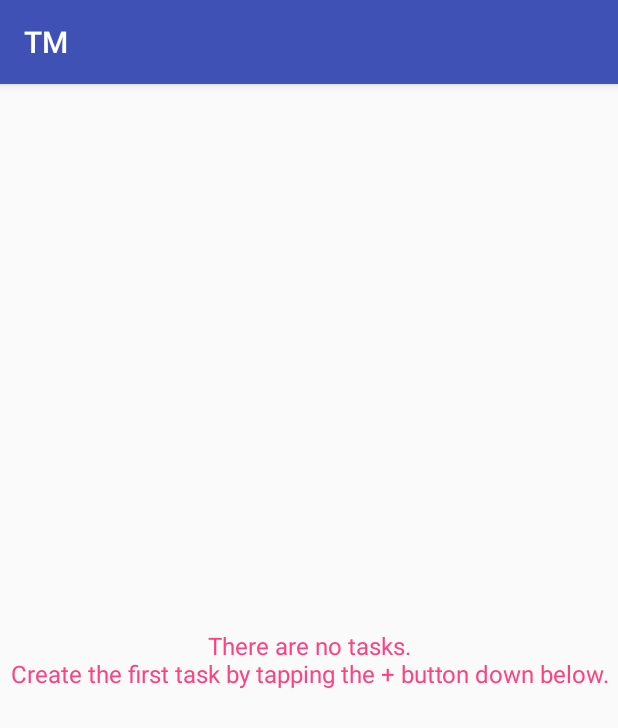
After one commit to i3li/TM, an Android app: the TasksActivity screen opened directly, with no data from a screen before it, on a phone screen of 412 x 824 dp. The commit adds this screen. Shown: the top 728 px of the screen. Run offline under Robolectric (Android 15) with nearby library versions, the phone set to English and light mode, and no system bars; our stand-ins replace Firebase (no records; nobody signed in at launch, a user with empty details on screens opened directly).

Commit message:
Add tasks UI

```diff
--- a/app/src/main/AndroidManifest.xml
+++ b/app/src/main/AndroidManifest.xml
@@ -16,6 +16,7 @@
                 <category android:name="android.intent.category.LAUNCHER" />
             </intent-filter>
         </activity>
+        <activity android:name=".TasksActivity"></activity>
     </application>
 
 </manifest>
--- /dev/null
+++ b/app/src/main/java/com/project/csc440/tm/TasksActivity.java
@@ -0,0 +1,80 @@
+package com.project.csc440.tm;
+
+import android.support.v7.app.AppCompatActivity;
+import android.os.Bundle;
+import android.support.v7.widget.LinearLayoutManager;
+import android.support.v7.widget.RecyclerView;
+import android.view.View;
+import android.widget.Button;
+import android.widget.LinearLayout;
+import android.widget.TextView;
+
+import com.firebase.ui.database.FirebaseRecyclerOptions;
+import com.google.firebase.auth.FirebaseAuth;
+import com.google.firebase.auth.FirebaseUser;
+import com.google.firebase.database.DatabaseReference;
+import com.google.firebase.database.FirebaseDatabase;
+import com.google.firebase.database.Query;
+
+public class TasksActivity extends AppCompatActivity {
+
+    // Constants
+    /**
+     * TAG's constants are used for debugging purposes.
+     * We use them as the first parameters in Log.x methods to indicate the class name.
+     */
+    private static final String TAG = TasksActivity.class.getName();
+
+    // Views
+    /* ------- Empty list of tasks ------- */
+    private TextView noTasksTextView;
+    /* -----                         ----- */
+
+    /* ----- Not empty list of tasks ----- */
+    private RecyclerView tasksRecyclerView;
+    /* -----                         ----- */
+
+    private FirebaseDatabase database = FirebaseDatabase.getInstance();
+    private TasksAdapter adapter;
+
+    @Override
+    protected void onCreate(Bundle savedInstanceState) {
+        super.onCreate(savedInstanceState);
+        setContentView(R.layout.activity_tasks);
+    }
+
+    /**
+     * A helper method that initializes all UI properties.
+     */
+    private void setupViews() {
+        noTasksTextView = findViewById(R.id.tv_no_tasks);
+        tasksRecyclerView = findViewById(R.id.rv_tasks);
+    }
+
+    /**
+     * A helper method that displays the no tasks text view, and hides the list of tasks.
+     */
+    private void setupViewsForEmptyList() {
+        tasksRecyclerView.setVisibility(View.GONE);
+        noTasksTextView.setVisibility(View.VISIBLE);
+    }
+
+    /**
+     * A helper method that hides the no tasks text view, and displays the list of tasks.
+     * After that, this method loads all tasks that are in the group.
+     */
+    private void setupViewsForTasks() {
+        noTasksTextView.setVisibility(View.GONE);
+        tasksRecyclerView.setVisibility(View.VISIBLE);
+        loadTasks();
+    }
+
+    /**
+     * A helper method for loading tasks into the recycler view.
+     */
+    private void loadTasks() {
+        // Query for tasks that in the group
+
+    }
+
+}
--- /dev/null
+++ b/app/src/main/res/layout/activity_tasks.xml
@@ -0,0 +1,28 @@
+<?xml version="1.0" encoding="utf-8"?>
+<FrameLayout xmlns:android="http://schemas.android.com/apk/res/android"
+    xmlns:app="http://schemas.android.com/apk/res-auto"
+    xmlns:tools="http://schemas.android.com/tools"
+    android:layout_width="match_parent"
+    android:layout_height="match_parent"
+    tools:context=".TasksActivity">
+
+    <TextView
+        android:id="@+id/tv_no_tasks"
+        android:layout_width="wrap_content"
+        android:layout_height="wrap_content"
+        android:text="@string/no_tasks"
+        android:layout_gravity="center"
+        android:textAlignment="center"
+        android:textSize="16sp"
+        android:textColor="@color/colorAccent"
+        android:visibility="visible" />
+
+    <android.support.v7.widget.RecyclerView
+        android:id="@+id/rv_tasks"
+        android:layout_width="match_parent"
+        android:layout_height="match_parent"
+        android:visibility="gone">
+
+    </android.support.v7.widget.RecyclerView>
+
+</FrameLayout>
--- a/app/src/main/res/values/strings.xml
+++ b/app/src/main/res/values/strings.xml
@@ -4,4 +4,5 @@
     <string name="sign_in_message">Please sign in to view your groups.</string>
     <string name="general_error">An error occurred, please try again.</string>
     <string name="connection_error">Please check your internet connection and try again.</string>
+    <string name="no_tasks">There are no tasks.\nCreate the first task by tapping the + button down below.</string>
 </resources>
```
Also changed, not shown: app/src/main/java/com/project/csc440/tm/Task.java (added, +17 -0 lines), app/src/main/java/com/project/csc440/tm/TasksAdapter.java (added, +49 -0 lines), app/build.gradle (line endings or trailing spaces).
